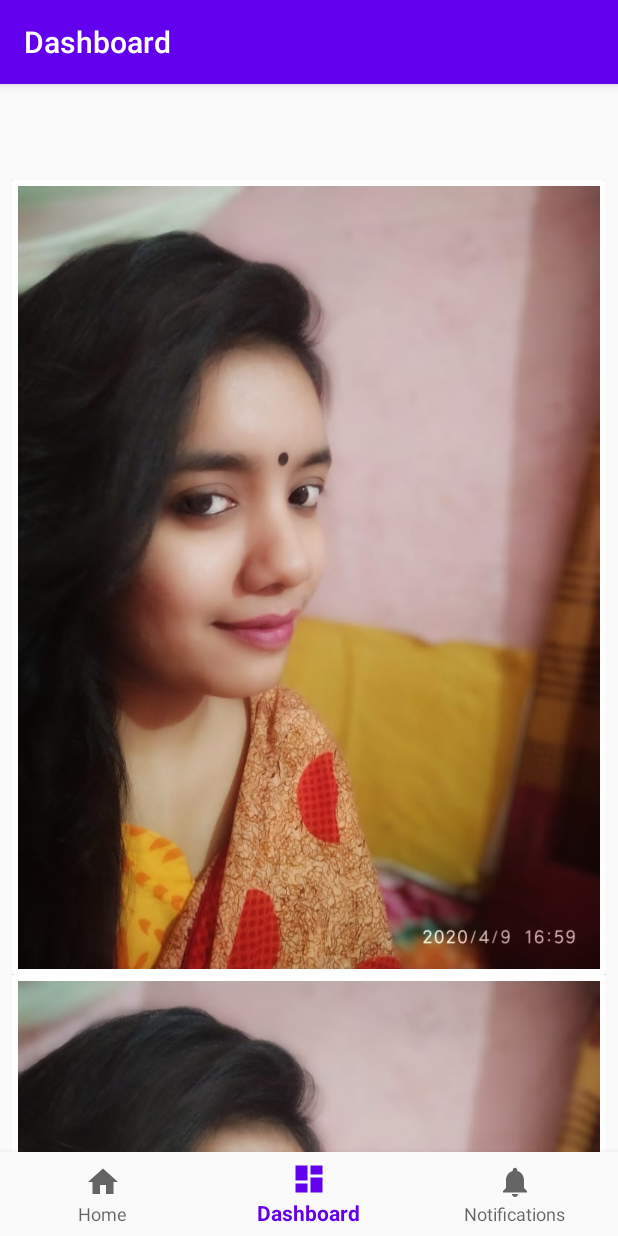
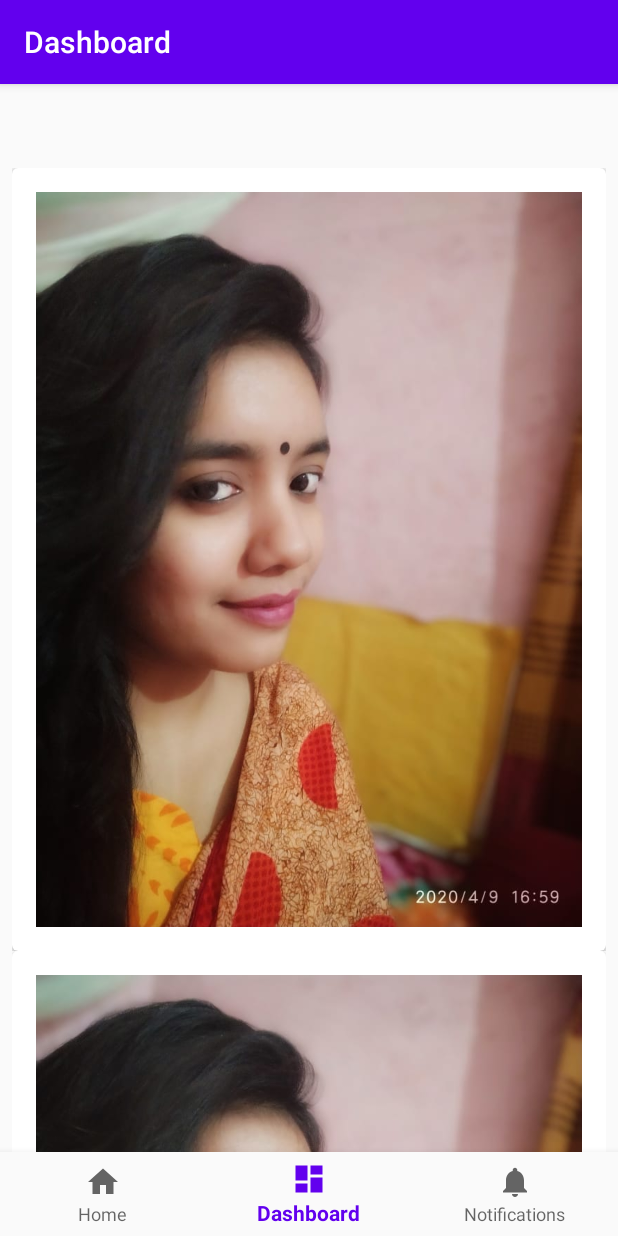
Before and after one commit to Imran4424/AndroidProject---BottomNav-Birthday, an Android app: the DashboardFragment screen opened through its navigation route, on a phone screen of 412 x 824 dp. Run offline under Robolectric (Android 15) with nearby library versions, the phone set to English and light mode, and no system bars; our stand-ins replace navigation-ui.

Commit message:
item preview adjust view bouds

```diff
--- a/app/src/main/res/layout/fragment_dashboard.xml
+++ b/app/src/main/res/layout/fragment_dashboard.xml
@@ -8,12 +8,10 @@
 
     <androidx.recyclerview.widget.RecyclerView
         android:id="@+id/listImage"
-        android:layout_width="match_parent"
-        android:layout_height="match_parent"
+        android:layout_width="0dp"
+        android:layout_height="0dp"
         android:layout_marginStart="8dp"
-        android:layout_marginTop="8dp"
         android:layout_marginEnd="8dp"
-        android:layout_marginBottom="8dp"
         app:layout_constraintBottom_toBottomOf="parent"
         app:layout_constraintEnd_toEndOf="parent"
         app:layout_constraintHorizontal_bias="0.0"
--- a/app/src/main/res/layout/item_preview.xml
+++ b/app/src/main/res/layout/item_preview.xml
@@ -9,9 +9,9 @@
         android:id="@+id/cardView"
         android:layout_width="match_parent"
         android:layout_height="wrap_content"
-        app:cardCornerRadius="2dp"
-        app:cardElevation="2dp"
-        app:contentPadding="4dp">
+        app:cardCornerRadius="4dp"
+        app:cardElevation="4dp"
+        app:contentPadding="16dp">
 
         <androidx.constraintlayout.widget.ConstraintLayout
             android:layout_width="match_parent"
```
